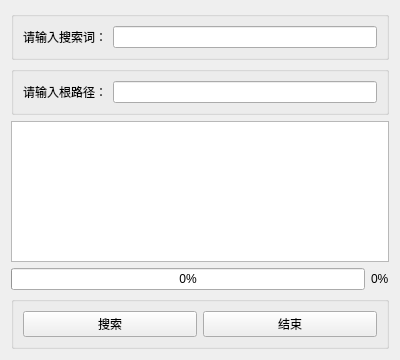
The window that src/FileSearch.ui (FengEternity/FileTag) describes before a commit, drawn with Qt 5.
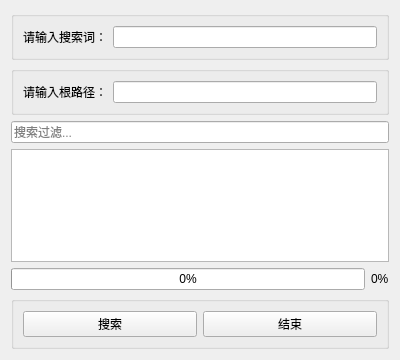
The same window after the commit.

Commit message: 实现搜索结果筛选排序功能

```diff
--- a/src/FileSearch.ui
+++ b/src/FileSearch.ui
@@ -52,6 +52,13 @@
      </layout>
     </widget>
    </item>
+   <item>
+    <widget class="QLineEdit" name="filterLineEdit">
+     <property name="placeholderText">
+      <string>搜索过滤...</string>
+     </property>
+    </widget>
+   </item>
    <item>
     <widget class="QTableView" name="resultTableView"/>
    </item>
```
The commit also changes 2 other files.
